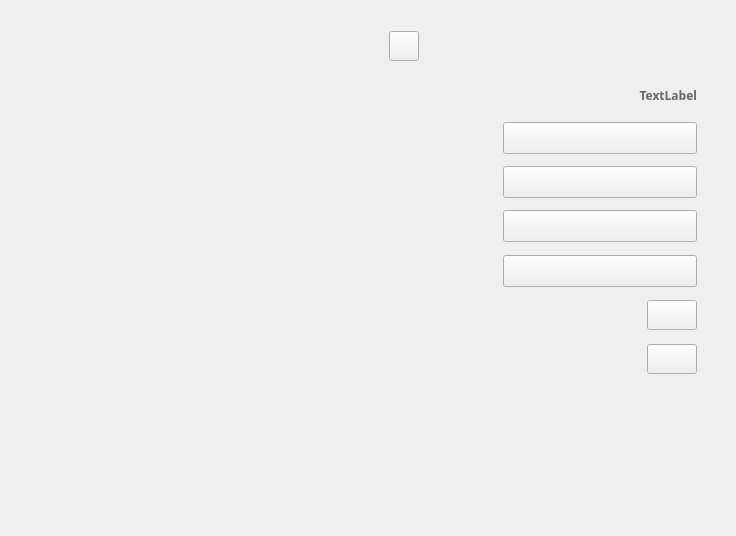
AgoraIO/Basic-Video-Broadcasting, file OpenLive-Windows/roomsettings.ui: the form before one commit.
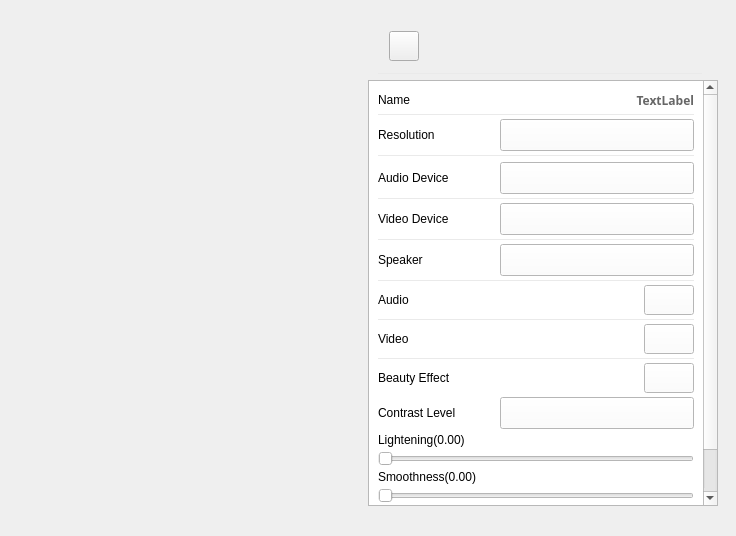
The form after the commit. Icons and pictures are not drawn.

What changed in the file:
```diff
--- a/OpenLive-Windows/roomsettings.ui
+++ b/OpenLive-Windows/roomsettings.ui
@@ -52,348 +52,1168 @@
      <string/>
     </property>
    </widget>
-   <widget class="QPushButton" name="optVideo">
+   <widget class="QScrollArea" name="scrollArea">
     <property name="geometry">
      <rect>
-      <x>647</x>
-      <y>344</y>
-      <width>50</width>
-      <height>30</height>
+      <x>368</x>
+      <y>80</y>
+      <width>350</width>
+      <height>426</height>
      </rect>
     </property>
     <property name="styleSheet">
-     <string notr="true">QPushButton:!hover {
-border-image: url(:/uiresource/switch-off.png);
-background-image: url(:/uiresource/switch-off.png);
-}
-
-QPushButton:hover {
-border-image: url(:/uiresource/switch-off.png);
-background-image: url(:/uiresource/switch-off.png);
-}</string>
+     <string notr="true">QScrollArea{
+	background-color: rgb(255, 255, 255);
+    border:none;
+};</string>
     </property>
-    <property name="text">
-     <string/>
+    <property name="frameShadow">
+     <enum>QFrame::Plain</enum>
     </property>
-    <property name="checkable">
-     <bool>false</bool>
+    <property name="horizontalScrollBarPolicy">
+     <enum>Qt::ScrollBarAlwaysOff</enum>
     </property>
-   </widget>
-   <widget class="QPushButton" name="optAudio">
-    <property name="geometry">
-     <rect>
-      <x>647</x>
-      <y>300</y>
-      <width>50</width>
-      <height>30</height>
-     </rect>
+    <property name="widgetResizable">
+     <bool>true</bool>
     </property>
-    <property name="styleSheet">
-     <string notr="true">QPushButton:!hover {
-border-image: url(:/uiresource/switch-off.png);
-background-image: url(:/uiresource/switch-off.png);
-}
-
-QPushButton:hover {
-border-image: url(:/uiresource/switch-off.png);
-background-image: url(:/uiresource/switch-off.png);
-}</string>
+    <property name="alignment">
+     <set>Qt::AlignLeading|Qt::AlignLeft|Qt::AlignTop</set>
     </property>
-    <property name="text">
-     <string/>
-    </property>
-   </widget>
-   <widget class="QComboBox" name="cbVideoProfile">
-    <property name="geometry">
-     <rect>
-      <x>503</x>
-      <y>122</y>
-      <width>194</width>
-      <height>32</height>
-     </rect>
-    </property>
-    <property name="styleSheet">
-     <string notr="true">QComboBox {
-font-family: &quot;微软雅黑&quot;; 
-font-size: 13px; 
-padding: 3px 0x 3px 5px;
-border-image: url(:/uiresource/box-01.png);
-}
-
-QComboBox:hover {
-font-family: &quot;微软雅黑&quot;; 
-font-size: 13px; 
-padding: 3px 0x 3px 5px;
-border-image: url(:/uiresource/box-02.png);
-}
-
-QComboBox:pressed {
-font-family: &quot;微软雅黑&quot;; 
-font-size: 13px; 
-padding: 3px 0x 3px 5px;
-border-image: url(:/uiresource/box-03.png);
-}
-
-QComboBox::drop-down {
-subcontrol-origin: padding; 
-subcontrol-position: top right; width: 30 px; 
-border: 0px;
-}
-
-QComboBox::down-arrow::!on {
-image: url(:/uiresource/dropdow-01.png);
-}
-QComboBox::down-arrow::hover {
-image: url(:/uiresource/dropdown-02.png);
-}
-QComboBox::down-arrow::on {
-image: url(:/uiresource/dropdown-03.png);
-}
-
-QListView {
-font-family: &quot;微软雅黑&quot;; 
-font-size: 13px; 
-outline: 0px;
-background-image: url(:/uiresource/list.png);
-border-image: url(:/uiresource/list.png);
-image: url(:/uiresource/list.png);
-}
-
-QListView::item {
-padding: 3px 0x 3px 5px; 
-border-width: 0px;
-}
-
-QListView::item:selected {
-background-color: rgb(74, 144, 226);
-}</string>
-    </property>
-   </widget>
-   <widget class="QComboBox" name="cbRecordDevices">
-    <property name="geometry">
-     <rect>
-      <x>503</x>
-      <y>166</y>
-      <width>194</width>
-      <height>32</height>
-     </rect>
-    </property>
-    <property name="styleSheet">
-     <string notr="true">QComboBox {
-font-family: &quot;微软雅黑&quot;; 
-font-size: 13px; 
-padding: 3px 0x 3px 5px;
-border-image: url(:/uiresource/box-01.png);
-}
-
-QComboBox:hover {
-font-family: &quot;微软雅黑&quot;; 
-font-size: 13px; 
-padding: 3px 0x 3px 5px;
-border-image: url(:/uiresource/box-02.png);
-}
-
-QComboBox:pressed {
-font-family: &quot;微软雅黑&quot;; 
-font-size: 13px; 
-padding: 3px 0x 3px 5px;
-border-image: url(:/uiresource/box-03.png);
-}
-
-QComboBox::drop-down {
-subcontrol-origin: padding; 
-subcontrol-position: top right; width: 30 px; 
-border: 0px;
-}
-
-QComboBox::down-arrow::!on {
-image: url(:/uiresource/dropdow-01.png);
-}
-QComboBox::down-arrow::hover {
-image: url(:/uiresource/dropdown-02.png);
-}
-QComboBox::down-arrow::on {
-image: url(:/uiresource/dropdown-03.png);
-}
-
-QListView {
-font-family: &quot;微软雅黑&quot;; 
-font-size: 13px; 
-outline: 0px;
-background-image: url(:/uiresource/list.png);
-border-image: url(:/uiresource/list.png);
-image: url(:/uiresource/list.png);
-}
-
-QListView::item {
-padding: 3px 0x 3px 5px; 
-border-width: 0px;
-}
-
-QListView::item:selected {
-background-color: rgb(74, 144, 226);
-}</string>
-    </property>
-   </widget>
-   <widget class="QComboBox" name="cbPlayDevices">
-    <property name="geometry">
-     <rect>
-      <x>503</x>
-      <y>255</y>
-      <width>194</width>
-      <height>32</height>
-     </rect>
-    </property>
-    <property name="styleSheet">
-     <string notr="true">QComboBox {
-font-family: &quot;微软雅黑&quot;; 
-font-size: 13px; 
-padding: 3px 0x 3px 5px;
-border-image: url(:/uiresource/box-01.png);
-}
-
-QComboBox:hover {
-font-family: &quot;微软雅黑&quot;; 
-font-size: 13px; 
-padding: 3px 0x 3px 5px;
-border-image: url(:/uiresource/box-02.png);
-}
-
-QComboBox:pressed {
-font-family: &quot;微软雅黑&quot;; 
-font-size: 13px; 
-padding: 3px 0x 3px 5px;
-border-image: url(:/uiresource/box-03.png);
-}
-
-QComboBox::drop-down {
-subcontrol-origin: padding; 
-subcontrol-position: top right; width: 30 px; 
-border: 0px;
-}
-
-QComboBox::down-arrow::!on {
-image: url(:/uiresource/dropdow-01.png);
-}
-QComboBox::down-arrow::hover {
-image: url(:/uiresource/dropdown-02.png);
-}
-QComboBox::down-arrow::on {
-image: url(:/uiresource/dropdown-03.png);
-}
-
-QListView {
-font-family: &quot;微软雅黑&quot;; 
-font-size: 13px; 
-outline: 0px;
-background-image: url(:/uiresource/list.png);
-border-image: url(:/uiresource/list.png);
-image: url(:/uiresource/list.png);
-}
-
-QListView::item {
-padding: 3px 0x 3px 5px; 
-border-width: 0px;
-}
-
-QListView::item:selected {
-background-color: rgb(74, 144, 226);
-}</string>
-    </property>
-   </widget>
-   <widget class="QComboBox" name="cbVideoDevices">
-    <property name="geometry">
-     <rect>
-      <x>503</x>
-      <y>210</y>
-      <width>194</width>
-      <height>32</height>
-     </rect>
-    </property>
-    <property name="styleSheet">
-     <string notr="true">QComboBox {
-font-family: &quot;微软雅黑&quot;; 
-font-size: 13px; 
-padding: 3px 0x 3px 5px;
-border-image: url(:/uiresource/box-01.png);
-}
-
-QComboBox:hover {
-font-family: &quot;微软雅黑&quot;; 
-font-size: 13px; 
-padding: 3px 0x 3px 5px;
-border-image: url(:/uiresource/box-02.png);
-}
-
-QComboBox:pressed {
-font-family: &quot;微软雅黑&quot;; 
-font-size: 13px; 
-padding: 3px 0x 3px 5px;
-border-image: url(:/uiresource/box-03.png);
-}
-
-QComboBox::drop-down {
-subcontrol-origin: padding; 
-subcontrol-position: top right; width: 30 px; 
-border: 0px;
-}
-
-QComboBox::down-arrow::!on {
-image: url(:/uiresource/dropdow-01.png);
-}
-QComboBox::down-arrow::hover {
-image: url(:/uiresource/dropdown-02.png);
-}
-QComboBox::down-arrow::on {
-image: url(:/uiresource/dropdown-03.png);
-}
-
-QListView {
-font-family: &quot;微软雅黑&quot;; 
-font-size: 13px; 
-outline: 0px;
-background-image: url(:/uiresource/list.png);
-border-image: url(:/uiresource/list.png);
-image: url(:/uiresource/list.png);
-}
-
-QListView::item {
-padding: 3px 0x 3px 5px; 
-border-width: 0px;
-}
-
-QListView::item:selected {
-background-color: rgb(74, 144, 226);
-}</string>
-    </property>
-   </widget>
-   <widget class="QLabel" name="lbName">
-    <property name="geometry">
-     <rect>
-      <x>600</x>
-      <y>87</y>
-      <width>97</width>
-      <height>16</height>
-     </rect>
-    </property>
-    <property name="font">
-     <font>
-      <family>幼圆</family>
-      <weight>75</weight>
-      <bold>true</bold>
-     </font>
-    </property>
-    <property name="styleSheet">
-     <string notr="true">QLabel{
+    <widget class="QWidget" name="scrollAreaWidgetContents">
+     <property name="geometry">
+      <rect>
+       <x>0</x>
+       <y>0</y>
+       <width>340</width>
+       <height>473</height>
+      </rect>
+     </property>
+     <property name="styleSheet">
+      <string notr="true">background-color: rgb(255, 255, 255);</string>
+     </property>
+     <layout class="QVBoxLayout" name="verticalLayout">
+      <property name="spacing">
+       <number>4</number>
+      </property>
+      <item>
+       <layout class="QHBoxLayout" name="horizontalLayoutName">
+        <item>
+         <widget class="QLabel" name="label_Name">
+          <property name="styleSheet">
+           <string notr="true">QLabel{
+font-family: &quot;Arial&quot;; 
+font-size: 14px; 
+};</string>
+          </property>
+          <property name="text">
+           <string>Name</string>
+          </property>
+         </widget>
+        </item>
+        <item>
+         <spacer name="horizontalSpacer_2">
+          <property name="orientation">
+           <enum>Qt::Horizontal</enum>
+          </property>
+          <property name="sizeHint" stdset="0">
+           <size>
+            <width>20</width>
+            <height>20</height>
+           </size>
+          </property>
+         </spacer>
+        </item>
+        <item>
+         <widget class="QLabel" name="lbName">
+          <property name="font">
+           <font>
+            <family>幼圆</family>
+            <weight>75</weight>
+            <bold>true</bold>
+           </font>
+          </property>
+          <property name="styleSheet">
+           <string notr="true">QLabel{
 	background-image: url(:/uiresource/white.png);
 	color:#666666;
 }</string>
+          </property>
+          <property name="text">
+           <string>TextLabel</string>
+          </property>
+          <property name="alignment">
+           <set>Qt::AlignRight|Qt::AlignTrailing|Qt::AlignVCenter</set>
+          </property>
+         </widget>
+        </item>
+       </layout>
+      </item>
+      <item>
+       <widget class="Line" name="line_Name">
+        <property name="minimumSize">
+         <size>
+          <width>0</width>
+          <height>1</height>
+         </size>
+        </property>
+        <property name="maximumSize">
+         <size>
+          <width>16777215</width>
+          <height>1</height>
+         </size>
+        </property>
+        <property name="styleSheet">
+         <string notr="true">border-top: 1px solid rgb(234, 234, 234);</string>
+        </property>
+        <property name="frameShadow">
+         <enum>QFrame::Plain</enum>
+        </property>
+        <property name="orientation">
+         <enum>Qt::Horizontal</enum>
+        </property>
+       </widget>
+      </item>
+      <item>
+       <layout class="QHBoxLayout" name="horizontalLayoutResolution">
+        <item>
+         <widget class="QLabel" name="label_3">
+          <property name="styleSheet">
+           <string notr="true">QLabel{
+font-family: &quot;Arial&quot;; 
+font-size: 14px; 
+};</string>
+          </property>
+          <property name="text">
+           <string>Resolution</string>
+          </property>
+         </widget>
+        </item>
+        <item>
+         <spacer name="horizontalSpacer">
+          <property name="orientation">
+           <enum>Qt::Horizontal</enum>
+          </property>
+          <property name="sizeHint" stdset="0">
+           <size>
+            <width>20</width>
+            <height>20</height>
+           </size>
+          </property>
+         </spacer>
+        </item>
+        <item>
+         <widget class="QComboBox" name="cbVideoProfile">
+          <property name="minimumSize">
+           <size>
+            <width>194</width>
+            <height>32</height>
+           </size>
+          </property>
+          <property name="styleSheet">
+           <string notr="true">QComboBox {
+font-family: &quot;微软雅黑&quot;; 
+font-size: 13px; 
+padding: 3px 0x 3px 5px;
+border-image: url(:/uiresource/box-01.png);
+}
+
+QComboBox:hover {
+font-family: &quot;微软雅黑&quot;; 
+font-size: 13px; 
+padding: 3px 0x 3px 5px;
+border-image: url(:/uiresource/box-02.png);
+}
+
+QComboBox:pressed {
+font-family: &quot;微软雅黑&quot;; 
+font-size: 13px; 
+padding: 3px 0x 3px 5px;
+border-image: url(:/uiresource/box-03.png);
+}
+
+QComboBox::drop-down {
+subcontrol-origin: padding; 
+subcontrol-position: top right; width: 30 px; 
+border: 0px;
+}
+
+QComboBox::down-arrow::!on {
+image: url(:/uiresource/dropdow-01.png);
+}
+QComboBox::down-arrow::hover {
+image: url(:/uiresource/dropdown-02.png);
+}
+QComboBox::down-arrow::on {
+image: url(:/uiresource/dropdown-03.png);
+}
+
+QListView {
+font-family: &quot;微软雅黑&quot;; 
+font-size: 13px; 
+outline: 0px;
+background-image: url(:/uiresource/list.png);
+border-image: url(:/uiresource/list.png);
+image: url(:/uiresource/list.png);
+}
+
+QListView::item {
+padding: 3px 0x 3px 5px; 
+border-width: 0px;
+}
+
+QListView::item:selected {
+background-color: rgb(74, 144, 226);
+}</string>
+          </property>
+         </widget>
+        </item>
+       </layout>
+      </item>
+      <item>
+       <widget class="Line" name="line_resolution">
+        <property name="styleSheet">
+         <string notr="true">border-top: 1px solid rgb(234, 234, 234);</string>
+        </property>
+        <property name="frameShadow">
+         <enum>QFrame::Plain</enum>
+        </property>
+        <property name="orientation">
+         <enum>Qt::Horizontal</enum>
+        </property>
+       </widget>
+      </item>
+      <item>
+       <layout class="QHBoxLayout" name="horizontalLayout_AudioDevice">
+        <item>
+         <widget class="QLabel" name="label_5">
+          <property name="styleSheet">
+           <string notr="true">QLabel{
+font-family: &quot;Arial&quot;; 
+font-size: 14px; 
+};</string>
+          </property>
+          <property name="text">
+           <string>Audio Device</string>
+          </property>
+         </widget>
+        </item>
+        <item>
+         <spacer name="horizontalSpacer_4">
+          <property name="orientation">
+           <enum>Qt::Horizontal</enum>
+          </property>
+          <property name="sizeHint" stdset="0">
+           <size>
+            <width>20</width>
+            <height>20</height>
+           </size>
+          </property>
+         </spacer>
+        </item>
+        <item>
+         <widget class="QComboBox" name="cbRecordDevices">
+          <property name="minimumSize">
+           <size>
+            <width>194</width>
+            <height>32</height>
+           </size>
+          </property>
+          <property name="maximumSize">
+           <size>
+            <width>194</width>
+            <height>32</height>
+           </size>
+          </property>
+          <property name="styleSheet">
+           <string notr="true">QComboBox {
+font-family: &quot;微软雅黑&quot;; 
+font-size: 13px; 
+padding: 3px 0x 3px 5px;
+border-image: url(:/uiresource/box-01.png);
+}
+
+QComboBox:hover {
+font-family: &quot;微软雅黑&quot;; 
+font-size: 13px; 
+padding: 3px 0x 3px 5px;
+border-image: url(:/uiresource/box-02.png);
+}
+
+QComboBox:pressed {
+font-family: &quot;微软雅黑&quot;; 
+font-size: 13px; 
+padding: 3px 0x 3px 5px;
+border-image: url(:/uiresource/box-03.png);
+}
+
+QComboBox::drop-down {
+subcontrol-origin: padding; 
+subcontrol-position: top right; width: 30 px; 
+border: 0px;
+}
+
+QComboBox::down-arrow::!on {
+image: url(:/uiresource/dropdow-01.png);
+}
+QComboBox::down-arrow::hover {
+image: url(:/uiresource/dropdown-02.png);
+}
+QComboBox::down-arrow::on {
+image: url(:/uiresource/dropdown-03.png);
+}
+
+QListView {
+font-family: &quot;微软雅黑&quot;; 
+font-size: 13px; 
+outline: 0px;
+background-image: url(:/uiresource/list.png);
+border-image: url(:/uiresource/list.png);
+image: url(:/uiresource/list.png);
+}
+
+QListView::item {
+padding: 3px 0x 3px 5px; 
+border-width: 0px;
+}
+
+QListView::item:selected {
+background-color: rgb(74, 144, 226);
+}</string>
+          </property>
+         </widget>
+        </item>
+       </layout>
+      </item>
+      <item>
+       <widget class="Line" name="line_AudioDevice">
+        <property name="minimumSize">
+         <size>
+          <width>0</width>
+          <height>1</height>
+         </size>
+        </property>
+        <property name="maximumSize">
+         <size>
+          <width>16777215</width>
+          <height>1</height>
+         </size>
+        </property>
+        <property name="styleSheet">
+         <string notr="true">border-top: 1px solid rgb(234, 234, 234);</string>
+        </property>
+        <property name="frameShadow">
+         <enum>QFrame::Plain</enum>
+        </property>
+        <property name="orientation">
+         <enum>Qt::Horizontal</enum>
+        </property>
+       </widget>
+      </item>
+      <item>
+       <layout class="QHBoxLayout" name="horizontalLayout_VideoDeice">
+        <item>
+         <widget class="QLabel" name="label_6">
+          <property name="styleSheet">
+           <string notr="true">QLabel{
+font-family: &quot;Arial&quot;; 
+font-size: 14px; 
+};</string>
+          </property>
+          <property name="text">
+           <string>Video Device</string>
+          </property>
+         </widget>
+        </item>
+        <item>
+         <spacer name="horizontalSpacer_5">
+          <property name="orientation">
+           <enum>Qt::Horizontal</enum>
+          </property>
+          <property name="sizeHint" stdset="0">
+           <size>
+            <width>20</width>
+            <height>20</height>
+           </size>
+          </property>
+         </spacer>
+        </item>
+        <item>
+         <widget class="QComboBox" name="cbVideoDevices">
+          <property name="minimumSize">
+           <size>
+            <width>194</width>
+            <height>32</height>
+           </size>
+          </property>
+          <property name="styleSheet">
+           <string notr="true">QComboBox {
+font-family: &quot;微软雅黑&quot;; 
+font-size: 13px; 
+padding: 3px 0x 3px 5px;
+border-image: url(:/uiresource/box-01.png);
+}
+
+QComboBox:hover {
+font-family: &quot;微软雅黑&quot;; 
+font-size: 13px; 
+padding: 3px 0x 3px 5px;
+border-image: url(:/uiresource/box-02.png);
+}
+
+QComboBox:pressed {
+font-family: &quot;微软雅黑&quot;; 
+font-size: 13px; 
+padding: 3px 0x 3px 5px;
+border-image: url(:/uiresource/box-03.png);
+}
+
+QComboBox::drop-down {
+subcontrol-origin: padding; 
+subcontrol-position: top right; width: 30 px; 
+border: 0px;
+}
+
+QComboBox::down-arrow::!on {
+image: url(:/uiresource/dropdow-01.png);
+}
+QComboBox::down-arrow::hover {
+image: url(:/uiresource/dropdown-02.png);
+}
+QComboBox::down-arrow::on {
+image: url(:/uiresource/dropdown-03.png);
+}
+
+QListView {
+font-family: &quot;微软雅黑&quot;; 
+font-size: 13px; 
+outline: 0px;
+background-image: url(:/uiresource/list.png);
+border-image: url(:/uiresource/list.png);
+image: url(:/uiresource/list.png);
+}
+
+QListView::item {
+padding: 3px 0x 3px 5px; 
+border-width: 0px;
+}
+
+QListView::item:selected {
+background-color: rgb(74, 144, 226);
+}</string>
+          </property>
+         </widget>
+        </item>
+       </layout>
+      </item>
+      <item>
+       <widget class="Line" name="line_VideoDevice">
+        <property name="minimumSize">
+         <size>
+          <width>0</width>
+          <height>1</height>
+         </size>
+        </property>
+        <property name="maximumSize">
+         <size>
+          <width>16777215</width>
+          <height>1</height>
+         </size>
+        </property>
+        <property name="styleSheet">
+         <string notr="true">border-top: 1px solid rgb(234, 234, 234);</string>
+        </property>
+        <property name="frameShadow">
+         <enum>QFrame::Plain</enum>
+        </property>
+        <property name="orientation">
+         <enum>Qt::Horizontal</enum>
+        </property>
+       </widget>
+      </item>
+      <item>
+       <layout class="QHBoxLayout" name="horizontalLayout_Speaker">
+        <item>
+         <widget class="QLabel" name="label_7">
+          <property name="styleSheet">
+           <string notr="true">QLabel{
+font-family: &quot;Arial&quot;; 
+font-size: 14px; 
+};</string>
+          </property>
+          <property name="text">
+           <string>Speaker</string>
+          </property>
+         </widget>
+        </item>
+        <item>
+         <spacer name="horizontalSpacer_6">
+          <property name="orientation">
+           <enum>Qt::Horizontal</enum>
+          </property>
+          <property name="sizeHint" stdset="0">
+           <size>
+            <width>20</width>
+            <height>20</height>
+           </size>
+          </property>
+         </spacer>
+        </item>
+        <item>
+         <widget class="QComboBox" name="cbPlayDevices">
+          <property name="minimumSize">
+           <size>
+            <width>194</width>
+            <height>32</height>
+           </size>
+          </property>
+          <property name="maximumSize">
+           <size>
+            <width>194</width>
+            <height>32</height>
+           </size>
+          </property>
+          <property name="styleSheet">
+           <string notr="true">QComboBox {
+font-family: &quot;微软雅黑&quot;; 
+font-size: 13px; 
+padding: 3px 0x 3px 5px;
+border-image: url(:/uiresource/box-01.png);
+}
+
+QComboBox:hover {
+font-family: &quot;微软雅黑&quot;; 
+font-size: 13px; 
+padding: 3px 0x 3px 5px;
+border-image: url(:/uiresource/box-02.png);
+}
+
+QComboBox:pressed {
+font-family: &quot;微软雅黑&quot;; 
+font-size: 13px; 
+padding: 3px 0x 3px 5px;
+border-image: url(:/uiresource/box-03.png);
+}
+
+QComboBox::drop-down {
+subcontrol-origin: padding; 
+subcontrol-position: top right; width: 30 px; 
+border: 0px;
+}
+
+QComboBox::down-arrow::!on {
+image: url(:/uiresource/dropdow-01.png);
+}
+QComboBox::down-arrow::hover {
+image: url(:/uiresource/dropdown-02.png);
+}
+QComboBox::down-arrow::on {
+image: url(:/uiresource/dropdown-03.png);
+}
+
+QListView {
+font-family: &quot;微软雅黑&quot;; 
+font-size: 13px; 
+outline: 0px;
+background-image: url(:/uiresource/list.png);
+border-image: url(:/uiresource/list.png);
+image: url(:/uiresource/list.png);
+}
+
+QListView::item {
+padding: 3px 0x 3px 5px; 
+border-width: 0px;
+}
+
+QListView::item:selected {
+background-color: rgb(74, 144, 226);
+}</string>
+          </property>
+         </widget>
+        </item>
+       </layout>
+      </item>
+      <item>
+       <widget class="Line" name="line_Speaker">
+        <property name="minimumSize">
+         <size>
+          <width>0</width>
+          <height>1</height>
+         </size>
+        </property>
+        <property name="maximumSize">
+         <size>
+          <width>16777215</width>
+          <height>1</height>
+         </size>
+        </property>
+        <property name="styleSheet">
+         <string notr="true">border-top: 1px solid rgb(234, 234, 234);</string>
+        </property>
+        <property name="frameShadow">
+         <enum>QFrame::Plain</enum>
+        </property>
+        <property name="orientation">
+         <enum>Qt::Horizontal</enum>
+        </property>
+       </widget>
+      </item>
+      <item>
+       <layout class="QHBoxLayout" name="horizontalLayout_Audio">
+        <item>
+         <widget class="QLabel" name="label_8">
+          <property name="styleSheet">
+           <string notr="true">QLabel{
+font-family: &quot;Arial&quot;; 
+font-size: 14px; 
+};</string>
+          </property>
+          <property name="text">
+           <string>Audio</string>
+          </property>
+         </widget>
+        </item>
+        <item>
+         <spacer name="horizontalSpacer_7">
+          <property name="orientation">
+           <enum>Qt::Horizontal</enum>
+          </property>
+          <property name="sizeHint" stdset="0">
+           <size>
+            <width>20</width>
+            <height>20</height>
+           </size>
+          </property>
+         </spacer>
+        </item>
+        <item>
+         <widget class="QPushButton" name="optAudio">
+          <property name="minimumSize">
+           <size>
+            <width>50</width>
+            <height>30</height>
+           </size>
+          </property>
+          <property name="maximumSize">
+           <size>
+            <width>50</width>
+            <height>30</height>
+           </size>
+          </property>
+          <property name="styleSheet">
+           <string notr="true">QPushButton:!hover {
+border-image: url(:/uiresource/switch-off.png);
+background-image: url(:/uiresource/switch-off.png);
+}
+
+QPushButton:hover {
+border-image: url(:/uiresource/switch-off.png);
+background-image: url(:/uiresource/switch-off.png);
+}</string>
+          </property>
+          <property name="text">
+           <string/>
+          </property>
+         </widget>
+        </item>
+       </layout>
+      </item>
+      <item>
+       <widget class="Line" name="line_Audio">
+        <property name="minimumSize">
+         <size>
+          <width>0</width>
+          <height>1</height>
+         </size>
+        </property>
+        <property name="maximumSize">
+         <size>
+          <width>16777215</width>
+          <height>1</height>
+         </size>
+        </property>
+        <property name="styleSheet">
+         <string notr="true">border-top: 1px solid rgb(234, 234, 234);</string>
+        </property>
+        <property name="frameShadow">
+         <enum>QFrame::Plain</enum>
+        </property>
+        <property name="orientation">
+         <enum>Qt::Horizontal</enum>
+        </property>
+       </widget>
+      </item>
+      <item>
+       <layout class="QHBoxLayout" name="horizontalLayout_Video">
+        <item>
+         <widget class="QLabel" name="label_9">
+          <property name="styleSheet">
+           <string notr="true">QLabel{
+font-family: &quot;Arial&quot;; 
+font-size: 14px; 
+};</string>
+          </property>
+          <property name="text">
+           <string>Video</string>
+          </property>
+         </widget>
+        </item>
+        <item>
+         <spacer name="horizontalSpacer_8">
+          <property name="orientation">
+           <enum>Qt::Horizontal</enum>
+          </property>
+          <property name="sizeHint" stdset="0">
+           <size>
+            <width>20</width>
+            <height>20</height>
+           </size>
+          </property>
+         </spacer>
+        </item>
+        <item>
+         <widget class="QPushButton" name="optVideo">
+          <property name="minimumSize">
+           <size>
+            <width>50</width>
+            <height>30</height>
+           </size>
+          </property>
+          <property name="maximumSize">
+           <size>
+            <width>50</width>
+            <height>30</height>
+           </size>
+          </property>
+          <property name="styleSheet">
+           <string notr="true">QPushButton:!hover {
+border-image: url(:/uiresource/switch-off.png);
+background-image: url(:/uiresource/switch-off.png);
+}
+
+QPushButton:hover {
+border-image: url(:/uiresource/switch-off.png);
+background-image: url(:/uiresource/switch-off.png);
+}</string>
+          </property>
+          <property name="text">
+           <string/>
+          </property>
+          <property name="checkable">
+           <bool>false</bool>
+          </property>
+         </widget>
+        </item>
+       </layout>
+      </item>
+      <item>
+       <widget class="Line" name="line_Video">
+        <property name="minimumSize">
+         <size>
+          <width>0</width>
+          <height>1</height>
+         </size>
+        </property>
+        <property name="maximumSize">
+         <size>
+          <width>16777215</width>
+          <height>1</height>
+         </size>
+        </property>
+        <property name="styleSheet">
+         <string notr="true">border-top: 1px solid rgb(234, 234, 234);</string>
+        </property>
+        <property name="frameShadow">
+         <enum>QFrame::Plain</enum>
+        </property>
+        <property name="orientation">
+         <enum>Qt::Horizontal</enum>
+        </property>
+       </widget>
+      </item>
+      <item>
+       <layout class="QHBoxLayout" name="horizontalLayout_Beauty">
+        <item>
+         <widget class="QLabel" name="label_10">
+          <property name="styleSheet">
+           <string notr="true">QLabel{
+font-family: &quot;Arial&quot;; 
+font-size: 14px; 
+};</string>
+          </property>
+          <property name="text">
+           <string>Beauty Effect</string>
+          </property>
+         </widget>
+        </item>
+        <item>
+         <spacer name="horizontalSpacer_9">
+          <property name="orientation">
+           <enum>Qt::Horizontal</enum>
+          </property>
+          <property name="sizeHint" stdset="0">
+           <size>
+            <width>20</width>
+            <height>20</height>
+           </size>
+          </property>
+         </spacer>
+        </item>
+        <item>
+         <widget class="QPushButton" name="optVideo_Beauty">
+          <property name="minimumSize">
+           <size>
+            <width>50</width>
+            <height>30</height>
+           </size>
+          </property>
+          <property name="maximumSize">
+           <size>
+            <width>50</width>
+            <height>30</height>
+           </size>
+          </property>
+          <property name="styleSheet">
+           <string notr="true">QPushButton:!hover {
+border-image: url(:/uiresource/switch-off.png);
+background-image: url(:/uiresource/switch-off.png);
+}
+
+QPushButton:hover {
+border-image: url(:/uiresource/switch-off.png);
+background-image: url(:/uiresource/switch-off.png);
+}</string>
+          </property>
+          <property name="text">
+           <string/>
+          </property>
+          <property name="checkable">
+           <bool>false</bool>
+          </property>
+         </widget>
+        </item>
+       </layout>
+      </item>
+      <item>
+       <layout class="QHBoxLayout" name="horizontalLayoutResolution_2">
+        <item>
+         <widget class="QLabel" name="label_4">
+          <property name="styleSheet">
+           <string notr="true">QLabel{
+font-family: &quot;Arial&quot;; 
+font-size: 10px; 
+};</string>
+          </property>
+          <property name="text">
+           <string>Contrast Level</string>
+          </property>
+         </widget>
+        </item>
+        <item>
+         <spacer name="horizontalSpacer_3">
+          <property name="orientation">
+           <enum>Qt::Horizontal</enum>
+          </property>
+          <property name="sizeHint" stdset="0">
+           <size>
+            <width>20</width>
+            <height>20</height>
+           </size>
+          </property>
+         </spacer>
+        </item>
+        <item>
+         <widget class="QComboBox" name="cbContrastLevel">
+          <property name="minimumSize">
+           <size>
+            <width>194</width>
+            <height>32</height>
+           </size>
+          </property>
+          <property name="maximumSize">
+           <size>
+            <width>194</width>
+            <height>32</height>
+           </size>
+          </property>
+          <property name="styleSheet">
+           <string notr="true">QComboBox {
+font-family: &quot;微软雅黑&quot;; 
+font-size: 13px; 
+padding: 3px 0x 3px 5px;
+border-image: url(:/uiresource/box-01.png);
+}
+
+QComboBox:hover {
+font-family: &quot;微软雅黑&quot;; 
+font-size: 13px; 
+padding: 3px 0x 3px 5px;
+border-image: url(:/uiresource/box-02.png);
+}
+
+QComboBox:pressed {
+font-family: &quot;微软雅黑&quot;; 
+font-size: 13px; 
+padding: 3px 0x 3px 5px;
+border-image: url(:/uiresource/box-03.png);
+}
+
+QComboBox::drop-down {
+subcontrol-origin: padding; 
+subcontrol-position: top right; width: 30 px; 
+border: 0px;
+}
+
+QComboBox::down-arrow::!on {
+image: url(:/uiresource/dropdow-01.png);
+}
+QComboBox::down-arrow::hover {
+image: url(:/uiresource/dropdown-02.png);
+}
+QComboBox::down-arrow::on {
+image: url(:/uiresource/dropdown-03.png);
+}
+
+QListView {
+font-family: &quot;微软雅黑&quot;; 
+font-size: 13px; 
+outline: 0px;
+background-image: url(:/uiresource/list.png);
+border-image: url(:/uiresource/list.png);
+image: url(:/uiresource/list.png);
+}
+
+QListView::item {
+padding: 3px 0x 3px 5px; 
+border-width: 0px;
+}
+
+QListView::item:selected {
+background-color: rgb(74, 144, 226);
+}</string>
+          </property>
+         </widget>
+        </item>
+       </layout>
+      </item>
+      <item>
+       <layout class="QVBoxLayout" name="verticalLayout_Lightening">
+        <item>
+         <widget class="QLabel" name="labelLightening">
+          <property name="styleSheet">
+           <string notr="true">QLabel{
+font-family: &quot;Arial&quot;; 
+font-size: 10px; 
+};</string>
+          </property>
+          <property name="text">
+           <string>Lightening(0.00)</string>
+          </property>
+         </widget>
+        </item>
+        <item>
+         <widget class="QSlider" name="horizontalSliderLightening">
+          <property name="styleSheet">
+           <string notr="true">QSlider::groove:horizontal {                           
+     border:1px;
+     border-color: rgba(240,240,240,255);
+     border-radius:3px;                  
+     height: 6px;                                     
+     margin: 0px 0;                                   
+     left: 4px; right: 4px;
+     background: rgba(240,240,240,255);                   
+ }     
+QSlider::handle:horizontal { 
+  
+	background-image: url(:/uiresource/slider.png);
+    background-repeat: none; background-position: center;
+    width: 20px;
+    height: 20px;
+    margin: -9px 0;
+}
+QSlider::sub-page:horizontal{   
+     border:1px;
+     border-color: #44A2FC;
+    border-radius:3px;                    
+    background:  #44A2FC;
+};</string>
+          </property>
+          <property name="maximum">
+           <number>100</number>
+          </property>
+          <property name="singleStep">
+           <number>1</number>
+          </property>
+          <property name="pageStep">
+           <number>10</number>
+          </property>
+          <property name="orientation">
+           <enum>Qt::Horizontal</enum>
+          </property>
+         </widget>
+        </item>
+       </layout>
+      </item>
+      <item>
+       <layout class="QVBoxLayout" name="verticalLayout_Smooth">
+        <item>
+         <widget class="QLabel" name="labelSmoothness">
+          <property name="styleSheet">
+           <string notr="true">QLabel{
+font-family: &quot;Arial&quot;; 
+font-size: 10px; 
+};</string>
+          </property>
+          <property name="text">
+           <string>Smoothness(0.00)</string>
+          </property>
+         </widget>
+        </item>
+        <item>
+         <widget class="QSlider" name="horizontalSlider_Smoothness">
+          <property name="styleSheet">
+           <string notr="true">QSlider::groove:horizontal {                           
+     border:1px;
+     border-color: rgba(240,240,240,255);
+     border-radius:3px;                  
+     height: 6px;                                     
+     margin: 0px 0;                                   
+     left: 4px; right: 4px;
+     background: rgba(240,240,240,255);                   
+ }     
+QSlider::handle:horizontal { 
+  
+	background-image: url(:/uiresource/slider.png);
+    background-repeat: none; background-position: center;
+    width: 20px;
+    height: 20px;
+    margin: -9px 0;
+}
+QSlider::sub-page:horizontal{   
+     border:1px;
+     border-color: #44A2FC;
+    border-radius:3px;                    
+    background:  #44A2FC;
+};</string>
+          </property>
+          <property name="maximum">
+           <number>100</number>
+          </property>
+          <property name="singleStep">
+           <number>1</number>
+          </property>
+          <property name="pageStep">
+           <number>10</number>
+          </property>
+          <property name="orientation">
+           <enum>Qt::Horizontal</enum>
+          </property>
+         </widget>
+        </item>
+       </layout>
+      </item>
+      <item>
+       <layout class="QVBoxLayout" name="verticalLayout_Redness">
+        <item>
+         <widget class="QLabel" name="labelRedness">
+          <property name="styleSheet">
+           <string notr="true">QLabel{
+font-family: &quot;Arial&quot;; 
+font-size: 10px; 
+};</string>
+          </property>
+          <property name="text">
+           <string>Redness(0.00)</string>
+          </property>
+         </widget>
+        </item>
+        <item>
+         <widget class="QSlider" name="horizontalSlider_Redness">
+          <property name="styleSheet">
+           <string notr="true">QSlider::groove:horizontal {                           
+     border:1px;
+     border-color: rgba(240,240,240,255);
+     border-radius:3px;                  
+     height: 6px;                                     
+     margin: 0px 0;                                   
+     left: 4px; right: 4px;
+     background: rgba(240,240,240,255);                   
+ }     
+QSlider::handle:horizontal { 
+  
+	background-image: url(:/uiresource/slider.png);
+    background-repeat: none; background-position: center;
+    width: 20px;
+    height: 20px;
+    margin: -9px 0;
+}
+QSlider::sub-page:horizontal{   
+     border:1px;
+     border-color: #44A2FC;
+    border-radius:3px;                    
+    background:  #44A2FC;
+};</string>
+          </property>
+          <property name="maximum">
+           <number>100</number>
+          </property>
+          <property name="singleStep">
+           <number>1</number>
+          </property>
+          <property name="pageStep">
+           <number>10</number>
+          </property>
+          <property name="orientation">
+           <enum>Qt::Horizontal</enum>
+          </property>
+         </widget>
+        </item>
+       </layout>
+      </item>
+      <item>
+       <widget class="Line" name="line_BeautyEnd">
+        <property name="minimumSize">
+         <size>
+          <width>0</width>
+          <height>1</height>
+         </size>
+        </property>
+        <property name="maximumSize">
+         <size>
+          <width>16777215</width>
+          <height>1</height>
+         </size>
+        </property>
+        <property name="styleSheet">
+         <string notr="true">border-top: 1px solid rgb(234, 234, 234);</string>
+        </property>
+        <property name="frameShadow">
+         <enum>QFrame::Plain</enum>
+        </property>
+        <property name="orientation">
+         <enum>Qt::Horizontal</enum>
+        </property>
+       </widget>
+      </item>
+     </layout>
+    </widget>
+   </widget>
+   <widget class="Line" name="line">
+    <property name="geometry">
+     <rect>
+      <x>378</x>
+      <y>73</y>
+      <width>324</width>
+      <height>1</height>
+     </rect>
     </property>
-    <property name="text">
-     <string>TextLabel</string>
+    <property name="styleSheet">
+     <string notr="true">border-top: 1px solid rgb(234, 234, 234);</string>
     </property>
-    <property name="alignment">
-     <set>Qt::AlignRight|Qt::AlignTrailing|Qt::AlignVCenter</set>
+    <property name="frameShadow">
+     <enum>QFrame::Plain</enum>
+    </property>
+    <property name="orientation">
+     <enum>Qt::Horizontal</enum>
     </property>
    </widget>
   </widget>
```
Left out of the diff: 4 changed lines with no effect on the pictures.
